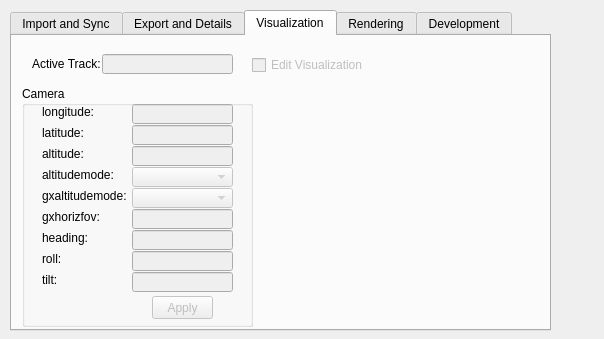
This is QGISPlugin/MilkMachine/ui_milkmachine.ui in SeanKMcGinnis/250MilesCrossingPhila as Qt 5 draws it before an edit. The edited form follows.
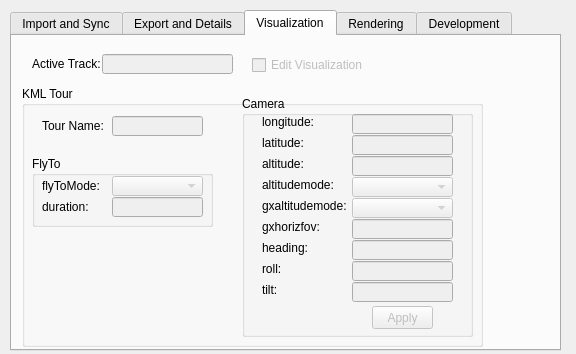
This is the edited form. The open tabs and pages were chosen to show the change. Icons and pictures are not drawn.

Commit message: Tour with Camera

The edit to the form file:
```diff
--- a/QGISPlugin/MilkMachine/ui_milkmachine.ui
+++ b/QGISPlugin/MilkMachine/ui_milkmachine.ui
@@ -6,8 +6,8 @@
    <rect>
     <x>0</x>
     <y>0</y>
-    <width>604</width>
-    <height>339</height>
+    <width>576</width>
+    <height>354</height>
    </rect>
   </property>
   <property name="windowTitle">
@@ -21,8 +21,8 @@
     <rect>
      <x>10</x>
      <y>10</y>
-     <width>541</width>
-     <height>321</height>
+     <width>551</width>
+     <height>341</height>
     </rect>
    </property>
    <property name="tabShape">
@@ -543,11 +543,23 @@
       <string>Edit Visualization</string>
      </property>
     </widget>
-    <widget class="QGroupBox" name="groupBox_cameraview">
+    <widget class="QGroupBox" name="groupBox_2">
      <property name="geometry">
       <rect>
        <x>10</x>
        <y>50</y>
+       <width>461</width>
+       <height>261</height>
+      </rect>
+     </property>
+     <property name="title">
+      <string>KML Tour</string>
+     </property>
+     <widget class="QGroupBox" name="groupBox_cameraview">
+      <property name="geometry">
+       <rect>
+        <x>220</x>
+        <y>10</y>
        <width>231</width>
        <height>241</height>
       </rect>
@@ -843,6 +855,98 @@
       </property>
      </widget>
     </widget>
+     <widget class="QGroupBox" name="groupBox">
+      <property name="geometry">
+       <rect>
+        <x>10</x>
+        <y>70</y>
+        <width>181</width>
+        <height>71</height>
+       </rect>
+      </property>
+      <property name="title">
+       <string>FlyTo</string>
+      </property>
+      <widget class="QLabel" name="label_14">
+       <property name="geometry">
+        <rect>
+         <x>10</x>
+         <y>20</y>
+         <width>61</width>
+         <height>20</height>
+        </rect>
+       </property>
+       <property name="text">
+        <string>flyToMode:</string>
+       </property>
+      </widget>
+      <widget class="QLabel" name="label_15">
+       <property name="geometry">
+        <rect>
+         <x>10</x>
+         <y>41</y>
+         <width>51</width>
+         <height>20</height>
+        </rect>
+       </property>
+       <property name="text">
+        <string>duration:</string>
+       </property>
+      </widget>
+      <widget class="QComboBox" name="comboBox_flyto_mode">
+       <property name="enabled">
+        <bool>false</bool>
+       </property>
+       <property name="geometry">
+        <rect>
+         <x>80</x>
+         <y>20</y>
+         <width>91</width>
+         <height>20</height>
+        </rect>
+       </property>
+      </widget>
+      <widget class="QLineEdit" name="lineEdit_flyto_duration">
+       <property name="enabled">
+        <bool>false</bool>
+       </property>
+       <property name="geometry">
+        <rect>
+         <x>80</x>
+         <y>41</y>
+         <width>91</width>
+         <height>20</height>
+        </rect>
+       </property>
+      </widget>
+     </widget>
+     <widget class="QLineEdit" name="lineEdit_tourname">
+      <property name="enabled">
+       <bool>false</bool>
+      </property>
+      <property name="geometry">
+       <rect>
+        <x>90</x>
+        <y>30</y>
+        <width>91</width>
+        <height>20</height>
+       </rect>
+      </property>
+     </widget>
+     <widget class="QLabel" name="label_13">
+      <property name="geometry">
+       <rect>
+        <x>20</x>
+        <y>30</y>
+        <width>61</width>
+        <height>20</height>
+       </rect>
+      </property>
+      <property name="text">
+       <string>Tour Name:</string>
+      </property>
+     </widget>
+    </widget>
    </widget>
    <widget class="QWidget" name="tab_rendering">
     <attribute name="title">
```
Left out of the diff: 3 changed lines with no effect on the pictures. Lines whose indentation alone changed are shown as unchanged. The commit also changes 7 other files.
